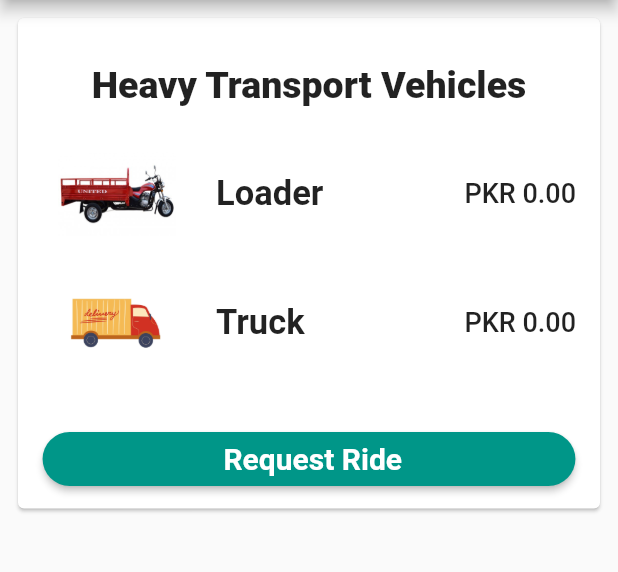
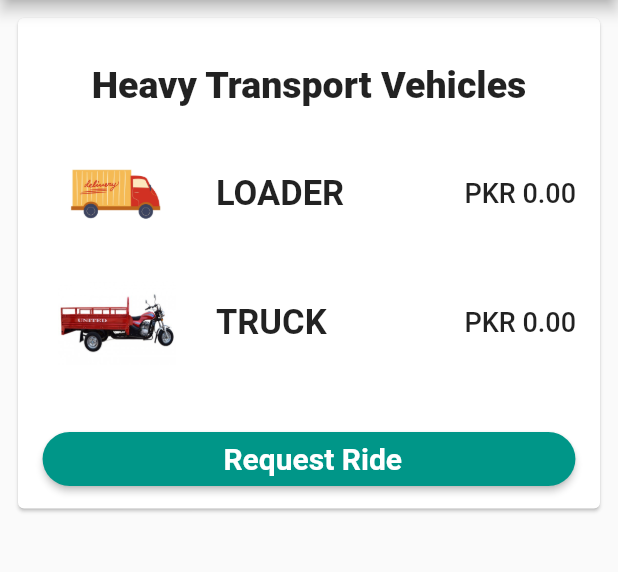
Before and after one commit to ZunnorainAkhtar/Deliversfyp, a Flutter app: the Vehicle screen opened directly, after a tap on "HTV", on a phone screen of 412 x 824 dp, the part 84-656 px from its top. Run offline on Flutter 3.47's test engine with Material 2 defaults, Android fonts, the phone set to English and light mode, and no system bars; our stand-ins replace cloud_firestore, firebase_auth, firebase_core, firebase_database, fluttertoast, form_field_validator and 4 more; accounts and stored records are empty.

Commit message:
fare calculation completed

```diff
--- a/lib/screens/Htv.dart
+++ b/lib/screens/Htv.dart
@@ -1,11 +1,52 @@
 import 'package:Delivers/screens/ProgressScreen.dart';
 import 'package:flutter/material.dart';
+import 'package:cloud_firestore/cloud_firestore.dart';
+import 'package:shared_preferences/shared_preferences.dart';
+import 'package:geolocator/geolocator.dart';
+
 class Htv extends StatefulWidget {
   @override
   _HtvState createState() => _HtvState();
 }
 
 class _HtvState extends State<Htv> {
+  var loader, truck;
+  var distance;
+
+  @override
+  void initState() {
+    super.initState();
+    getDistance();
+    getDataFromFb();
+  }
+
+  void getDistance() async{
+    SharedPreferences prefs = await SharedPreferences.getInstance();
+    var distance = Geolocator.distanceBetween(double.parse(prefs.get("startLat")), double.parse(prefs.get("startLng")), double.parse(prefs.get("endLat")), double.parse(prefs.get("endLng")));
+    setState((){
+      this.distance = distance/1000;
+    });
+  }
+
+  void getDataFromFb() async{
+    SharedPreferences prefs = await SharedPreferences.getInstance();
+    CollectionReference vehiclesInDB = FirebaseFirestore.instance.collection('vehicles');
+
+    var vehicles = await vehiclesInDB.where("type", isEqualTo: "HTV").get();
+
+    vehicles.docs.forEach((item) => {
+      if(item["name"] == "Truck"){
+        setState(() {
+          this.loader = item;
+        })
+      }else if(item["name"] == "Loader"){
+        setState(() {
+          this.truck = item;
+        })
+      }
+    });
+  }
+
   @override
   Widget build(BuildContext context) {
     return Scaffold(
@@ -23,16 +64,16 @@ class _HtvState extends State<Htv> {
                          style: TextStyle(fontSize: 25, fontWeight: FontWeight.w900)),
                      SizedBox(height: 30),
                  ListTile(
-                     leading: Image.asset('assets/pic5.jpg', width: 100, height: 100),
-                     title: Text("Loader", style : TextStyle(fontSize: 23, fontWeight: FontWeight.bold)),
-                     trailing: Text('PKR 0.00', style: TextStyle(fontSize: 18, fontWeight: FontWeight.w500)),
+                     leading: Image.asset('assets/pic6.jpg', width: 100, height: 100),
+                     title: Text(loader != null ? loader["name"]: "LOADER", style : TextStyle(fontSize: 23, fontWeight: FontWeight.bold)),
+                     trailing: Text('PKR ${loader != null ? (loader["ratePerKm"] * this.distance).round(): "0.00"}', style: TextStyle(fontSize: 18, fontWeight: FontWeight.w500)),
                      onTap: () => print("Listtile Tapped"),
                  ),
                      SizedBox(height: 30),
                      ListTile(
-                       leading: Image.asset('assets/pic6.jpg', width: 100, height: 100),
-                       title: Text("Truck", style : TextStyle(fontSize: 23, fontWeight: FontWeight.bold)),
-                       trailing: Text('PKR 0.00', style: TextStyle(fontSize: 18, fontWeight: FontWeight.w500)),
+                       leading: Image.asset('assets/pic5.jpg', width: 100, height: 100),
+                       title: Text(truck != null ? truck["name"]: "TRUCK", style : TextStyle(fontSize: 23, fontWeight: FontWeight.bold)),
+                       trailing: Text('PKR ${truck != null ? (truck["ratePerKm"] * this.distance).round(): "0.00"}', style: TextStyle(fontSize: 18, fontWeight: FontWeight.w500)),
                        onTap: () => print("Listtile Tapped"),
                      ),
                      SizedBox(height: 30.0),
--- a/lib/screens/Vehicle.dart
+++ b/lib/screens/Vehicle.dart
@@ -160,7 +160,6 @@ class _VehicleState extends State<Vehicle>
     );
   }
   void selectVehicle(String type) async{
-    print(type);
     SharedPreferences prefs = await SharedPreferences.getInstance();
     prefs.setString("vehicleType", type);
 
--- a/pubspec.yaml
+++ b/pubspec.yaml
@@ -42,6 +42,7 @@ dependencies:
   #geolocator: ^7.7.0
   provider: ^6.0.1
   flutter_polyline_points: ^1.0.0
+  geolocator: ^7.7.1
 
 
 dev_dependencies:
```
Also changed, not shown: lib/screens/Ltv.dart (+36 -12 lines), pubspec.lock.
